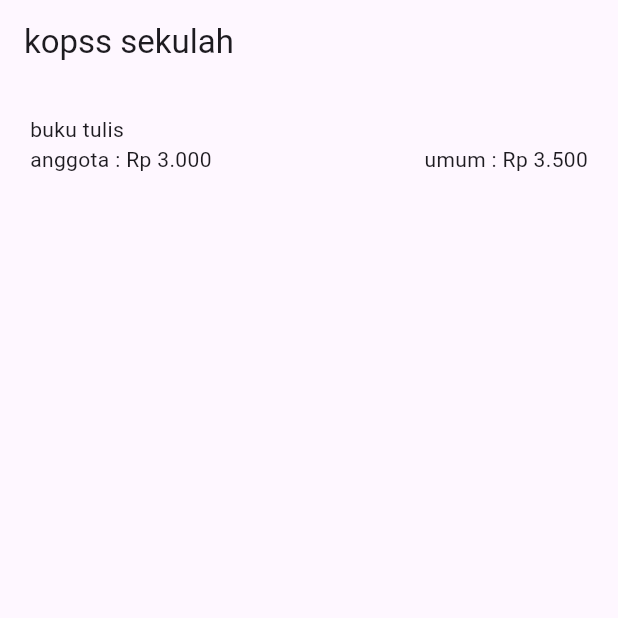
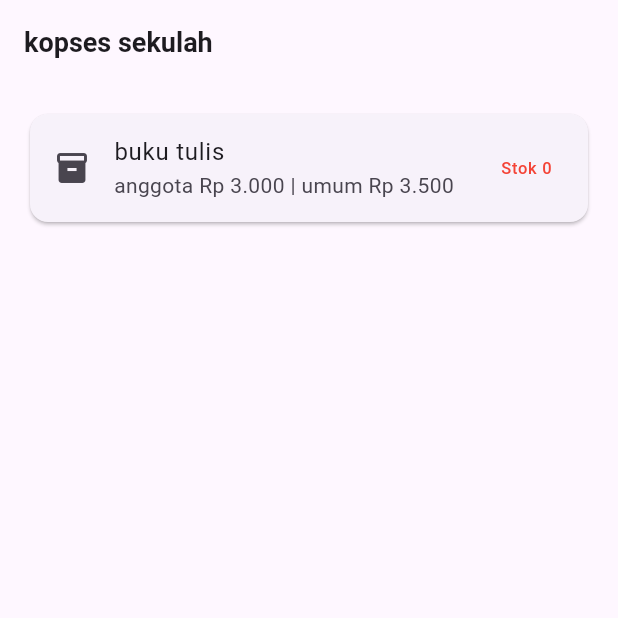
Before and after one commit to rajathonny/tugas-e-pak-yus-part-2, a Flutter app: the screen it shows after launch, on a phone screen of 412 x 824 dp, the top half of it. Run offline on Flutter 3.47's test engine with Material 3 defaults, Android fonts, the phone set to English and light mode, and no system bars.

Commit message:
LKM-3 kartu barang

```diff
--- a/lib/main.dart
+++ b/lib/main.dart
@@ -1,38 +1,52 @@
 import 'package:flutter/material.dart';
 
 void main() => runApp(const MyApp());
+
 class MyApp extends StatelessWidget {
   const MyApp({super.key});
+
   @override
   Widget build(BuildContext context) {
-    return  MaterialApp(
-      home: Scaffold(
-        appBar: AppBar(
-          title: const Text('kopss sekulah'),
+    return const MaterialApp(
+      home: KoperasiPage(),
+    );
+  }
+}
+
+class KoperasiPage extends StatefulWidget {
+  const KoperasiPage({super.key});
+
+  @override
+  State<KoperasiPage> createState() => _KoperasiPageState();
+}
+
+class _KoperasiPageState extends State<KoperasiPage> {
+  // Nilai stok dapat diubah di sini
+  int stok = 0;
+
+  @override
+  Widget build(BuildContext context) {
+    return Scaffold(
+      appBar: AppBar(
+        title: const Text(
+          'kopses sekulah',
+          style: TextStyle(fontSize: 18, fontWeight: FontWeight.bold),
         ),
-        body: Container(
-          padding: const EdgeInsets.all(20),
-          child: Column(
-            crossAxisAlignment: CrossAxisAlignment.start,
-            children: [
-              const Text ('buku tulis'),
-              Row (
-                mainAxisAlignment: MainAxisAlignment.spaceBetween,
-                children: const [
-                  Text('anggota : Rp 3.000'),
-                  SizedBox(height: 8),
-                  Text('umum : Rp 3.500'),
-                ],
-              )
-            ],
+      ),
+      body: Card(
+        margin: const EdgeInsets.all(20),
+        child: ListTile(
+          leading: const Icon(Icons.inventory_2),
+          title: const Text('buku tulis'),
+          subtitle: const Text('anggota Rp 3.000 | umum Rp 3.500'),
+          trailing: Text(
+            'Stok $stok', // Menggunakan interpolasi string yang benar
+            style: TextStyle(
+              color: stok == 0 ? Colors.red : Colors.green,
+            ),
           ),
         ),
       ),
     );
   }
-/*
-antar muka disusun bertingkat untuk menentukan
-struktur visual dan tata lekat komponen secara teratur
-dan memudahkan untuk dikelola oleh pengelola aplikasi.
-*/
 }
```
